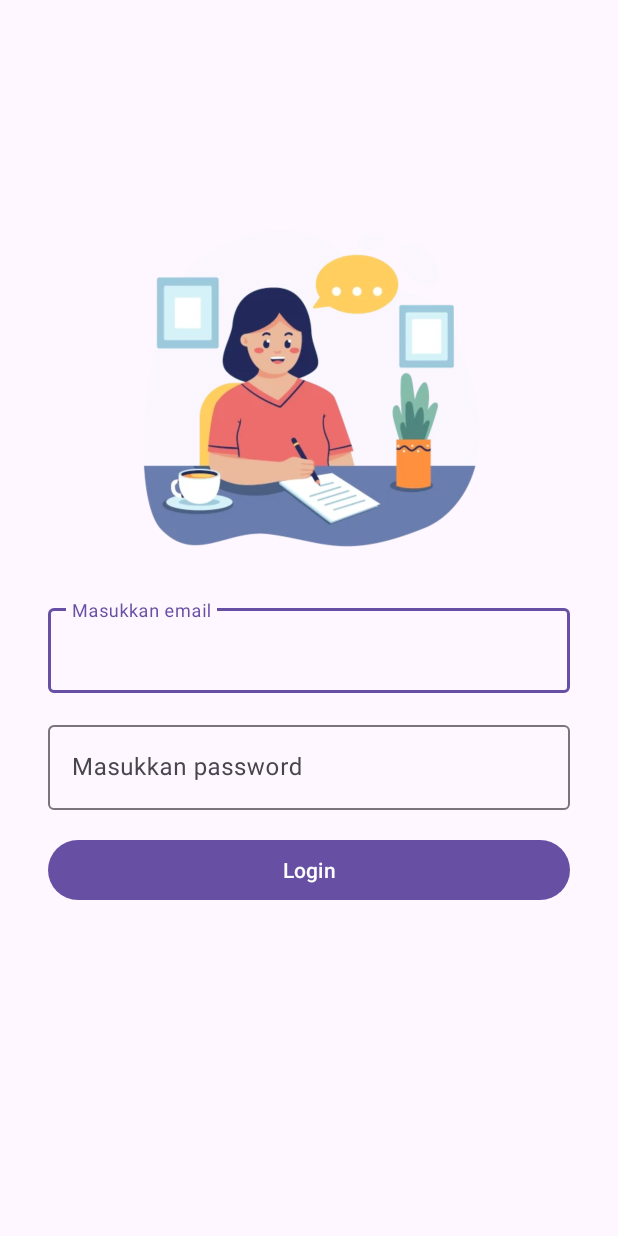
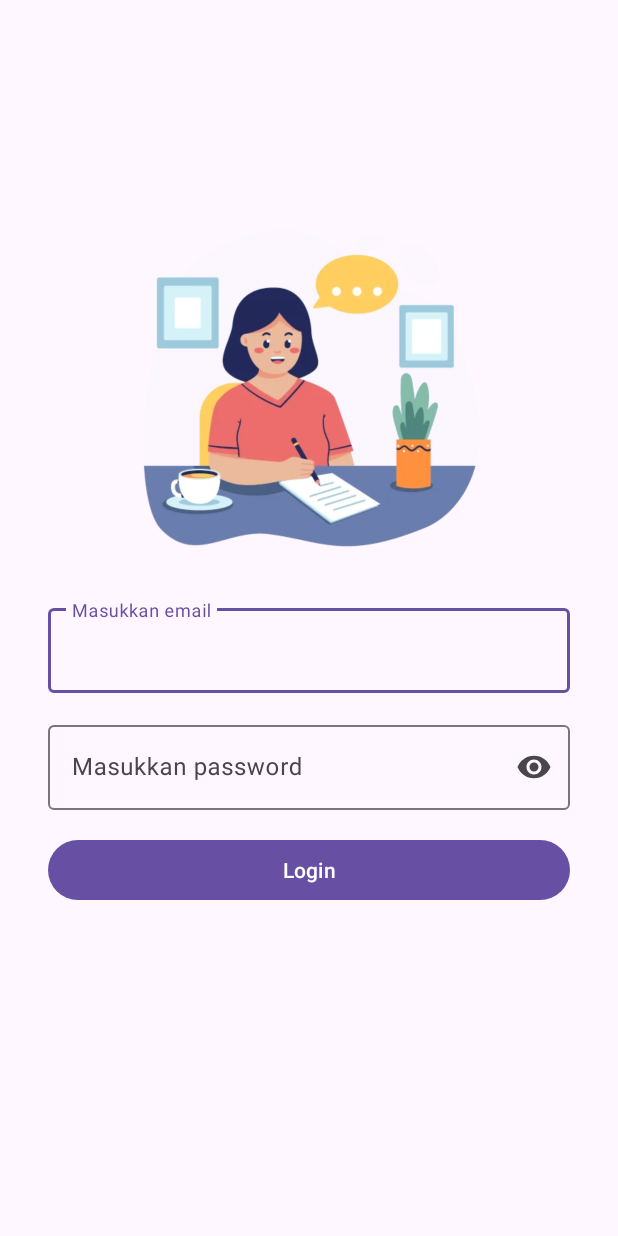
Before and after one commit to fakhri-rasyad/SubmissionStroryApp, an Android app: the LoginActivity screen opened directly, with no data from a screen before it, on a phone screen of 412 x 824 dp. Run offline under Robolectric (Android 15) with nearby library versions, the phone set to English and light mode, and no system bars.

Commit message:
feat: Login Page Completion

```diff
--- a/app/src/main/java/com/d121211017/stroyappsubmission/ui/LoginActivity.kt
+++ b/app/src/main/java/com/d121211017/stroyappsubmission/ui/LoginActivity.kt
@@ -1,18 +1,76 @@
 package com.d121211017.stroyappsubmission.ui
 
+import android.content.Intent
 import android.os.Bundle
-import androidx.activity.enableEdgeToEdge
+import android.view.View
 import androidx.appcompat.app.AppCompatActivity
-import androidx.core.view.ViewCompat
-import androidx.core.view.WindowInsetsCompat
-import com.d121211017.stroyappsubmission.R
+import androidx.core.widget.addTextChangedListener
+import androidx.lifecycle.ViewModelProvider
 import com.d121211017.stroyappsubmission.databinding.ActivityLoginBinding
+import com.d121211017.stroyappsubmission.viewmodel.LoginViewModel
+import com.d121211017.stroyappsubmission.viewmodel.ViewModelFactory
 
 class LoginActivity : AppCompatActivity() {
     private lateinit var binding : ActivityLoginBinding
+    private lateinit var viewModel: LoginViewModel
     override fun onCreate(savedInstanceState: Bundle?) {
         super.onCreate(savedInstanceState)
         binding = ActivityLoginBinding.inflate(layoutInflater)
+        viewModel = getViewModel(this)
         setContentView(binding.root)
+
+        viewModel.isButtonEnabled.observe(this){
+            binding.loginButton.isEnabled = it
+        }
+
+        viewModel.isLoadingLogin.observe(this){
+            binding.apply {
+                if(it){
+                    loginButton.visibility = View.INVISIBLE
+                    pgBar.visibility = View.VISIBLE
+                } else {
+                    loginButton.visibility = View.VISIBLE
+                    pgBar.visibility = View.INVISIBLE
+                }
+            }
+        }
+
+        viewModel.errorResponse.observe(this){
+            if(it.second == "Invalid password"){
+                binding.passwordInput.error = "Invalid password"
+            } else if (it.second == "User not found"){
+                binding.emailInput.error = "User not found"
+            }
+        }
+
+        viewModel.isLoginSuccess.observe(this){
+            if(it){
+                val intent = Intent(this, MainActivity::class.java)
+                startActivity(intent)
+            }
+        }
+
+        binding.apply {
+            emailInput.addTextChangedListener (
+                afterTextChanged = {editable ->
+                    viewModel.emailValidation(editable.toString())
+                }
+            )
+
+            passwordInput.addTextChangedListener(
+                afterTextChanged = {editable ->
+                    viewModel.passwordValidation(editable.toString())
+                }
+            )
+
+            loginButton.setOnClickListener {
+                viewModel.postLogin()
+            }
+        }
+    }
+
+    private fun getViewModel(appCompatActivity: AppCompatActivity) : LoginViewModel {
+        val factory = ViewModelFactory.getInstance(appCompatActivity.application)
+        return ViewModelProvider(appCompatActivity, factory)[LoginViewModel::class.java]
     }
 }
--- a/app/src/main/java/com/d121211017/stroyappsubmission/viewmodel/LoginViewModel.kt
+++ b/app/src/main/java/com/d121211017/stroyappsubmission/viewmodel/LoginViewModel.kt
@@ -1,7 +1,82 @@
 package com.d121211017.stroyappsubmission.viewmodel
 
 import android.app.Application
+import android.content.Context
+import android.util.Log
+import android.util.Patterns
+import androidx.lifecycle.LiveData
+import androidx.lifecycle.MediatorLiveData
+import androidx.lifecycle.MutableLiveData
 import androidx.lifecycle.ViewModel
+import com.d121211017.stroyappsubmission.R
+import com.d121211017.stroyappsubmission.data.remote.entity.LoginResponse
+import com.d121211017.stroyappsubmission.data.remote.retrofit.ApiConfig
+import com.d121211017.stroyappsubmission.getErrorResponse
+import retrofit2.Call
+import retrofit2.Callback
+import retrofit2.Response
 
 class LoginViewModel(application : Application) : ViewModel() {
+
+    private val _isEmailValid = MutableLiveData<Boolean>()
+    private val _isPasswordValid  = MutableLiveData<Boolean>()
+
+    private val _isLoadingLogin = MutableLiveData<Boolean>()
+    val isLoadingLogin : LiveData<Boolean> = _isLoadingLogin
+
+    private val _errorResponse = MutableLiveData<Pair<Boolean, String>>()
+    val errorResponse : LiveData<Pair<Boolean, String>> = _errorResponse
+
+    private val _isButtonEnabled = MediatorLiveData<Boolean>().apply {
+        addSource(_isEmailValid) { value = it && (_isPasswordValid.value ?: false) }
+        addSource(_isPasswordValid) { value = it && (_isEmailValid.value ?: false) }
+    }
+
+    val isButtonEnabled : LiveData<Boolean> = _isButtonEnabled
+
+    private val _isLoginSuccess = MutableLiveData<Boolean>()
+    val isLoginSuccess : LiveData<Boolean> = _isLoginSuccess
+
+
+    private val applicationContext : Context = application.applicationContext
+
+    companion object {
+        private const val TAG = "LoginViewModel"
+    }
+
+    private var email = ""
+    private var password = ""
+    fun postLogin(){
+        _isLoadingLogin.postValue(true)
+
+        val client = ApiConfig.getApiService().loginAccount(email, password)
+
+        client.enqueue(object: Callback<LoginResponse>{
+            override fun onResponse(p0: Call<LoginResponse>, p1: Response<LoginResponse>) {
+                _isLoadingLogin.postValue(false)
+                val responseBody = p1.body()
+                if(p1.isSuccessful && responseBody != null){
+                    Log.d(TAG, responseBody.loginResult!!.token.toString())
+                    _isLoginSuccess.postValue(true)
+                } else if (!p1.isSuccessful) {
+                    val errorResponse = getErrorResponse(p1.errorBody()!!.string())
+                    _errorResponse.postValue(Pair(errorResponse.error, errorResponse.message!!))
+                }
+            }
+            override fun onFailure(p0: Call<LoginResponse>, p1: Throwable) {
+                _errorResponse.postValue(Pair(true, applicationContext.getString(R.string.unknown_error)))
+            }
+        })
+    }
+
+    fun emailValidation(email: String){
+        _isEmailValid.postValue(Patterns.EMAIL_ADDRESS.matcher(email).matches())
+        this.email = email
+    }
+    fun passwordValidation(password : String){
+        if (password.isNotEmpty() && password.length >= 8) _isPasswordValid.postValue(true)
+        else _isPasswordValid.postValue(false)
+        this.password = password
+    }
+
 }
--- a/app/src/main/res/layout/activity_login.xml
+++ b/app/src/main/res/layout/activity_login.xml
@@ -23,19 +23,20 @@
         app:layout_constraintTop_toTopOf="@id/guideline"
         app:layout_constraintEnd_toEndOf="parent"
         app:layout_constraintStart_toStartOf="parent"
-        app:layout_constraintBottom_toTopOf="@id/email_input"
+        app:layout_constraintBottom_toTopOf="@id/email_input_layout"
 
         android:src="@drawable/login"
         android:contentDescription="@string/login_image" />
 
     <com.google.android.material.textfield.TextInputLayout
-        android:id="@+id/email_input"
+        android:id="@+id/email_input_layout"
         android:layout_width="match_parent"
         android:layout_height="wrap_content"
         android:layout_marginVertical="16dp"
         app:layout_constraintTop_toBottomOf="@id/login_image"
         >
         <com.d121211017.stroyappsubmission.ui.custom.CustomEditTextView
+            android:id="@+id/email_input"
             android:layout_width="match_parent"
             android:layout_height="wrap_content"
             android:hint="@string/input_email"
@@ -44,14 +45,17 @@
     </com.google.android.material.textfield.TextInputLayout>
 
     <com.google.android.material.textfield.TextInputLayout
-        android:id="@+id/password_input"
+        android:id="@+id/password_input_layout"
         android:layout_width="match_parent"
         android:layout_height="wrap_content"
         android:layout_marginVertical="16dp"
-        app:layout_constraintTop_toBottomOf="@id/email_input"
+        app:endIconMode="password_toggle"
+        app:layout_constraintTop_toBottomOf="@id/email_input_layout"
         >
         <com.d121211017.stroyappsubmission.ui.custom.CustomEditTextView
+            android:id="@+id/password_input"
             android:layout_width="match_parent"
+            android:paddingEnd="50dp"
             android:layout_height="wrap_content"
             android:hint="@string/input_password"
             android:inputType="textPassword"
@@ -63,10 +67,21 @@
         android:layout_width="match_parent"
         android:layout_height="wrap_content"
         android:layout_marginVertical="16dp"
-        app:layout_constraintTop_toBottomOf="@id/password_input"
+        app:layout_constraintTop_toBottomOf="@id/password_input_layout"
         app:layout_constraintEnd_toEndOf="parent"
         app:layout_constraintStart_toStartOf="parent"
         android:text="@string/login"
         />
 
+    <ProgressBar
+        android:id="@+id/pg_bar"
+        android:layout_width="wrap_content"
+        android:layout_height="wrap_content"
+        android:layout_marginVertical="16dp"
+        app:layout_constraintEnd_toEndOf="parent"
+        app:layout_constraintStart_toStartOf="parent"
+        app:layout_constraintTop_toBottomOf="@id/password_input_layout"
+        android:visibility="invisible"
+        />
+
 </androidx.constraintlayout.widget.ConstraintLayout>
--- a/app/src/main/res/values/strings.xml
+++ b/app/src/main/res/values/strings.xml
@@ -12,4 +12,5 @@
     <string name="email_invalid">Email tidak valid</string>
     <string name="password_invalid">Password tidak boleh kurang dari 8 karakter</string>
     <string name="email_taken_error">Email has been taken</string>
+    <string name="unknown_error">Unknown error received</string>
 </resources>
```
Also changed, not shown: app/src/main/java/com/d121211017/stroyappsubmission/To Do.txt (+30 -1 lines), app/src/main/java/com/d121211017/stroyappsubmission/Utils.kt (added, +8 -0 lines), app/src/main/java/com/d121211017/stroyappsubmission/data/remote/retrofit/ApiService.kt (+8 -0 lines), app/src/main/java/com/d121211017/stroyappsubmission/ui/RegisterActivity.kt (+8 -6 lines), app/src/main/java/com/d121211017/stroyappsubmission/viewmodel/RegisterViewModel.kt (+10 -8 lines).
